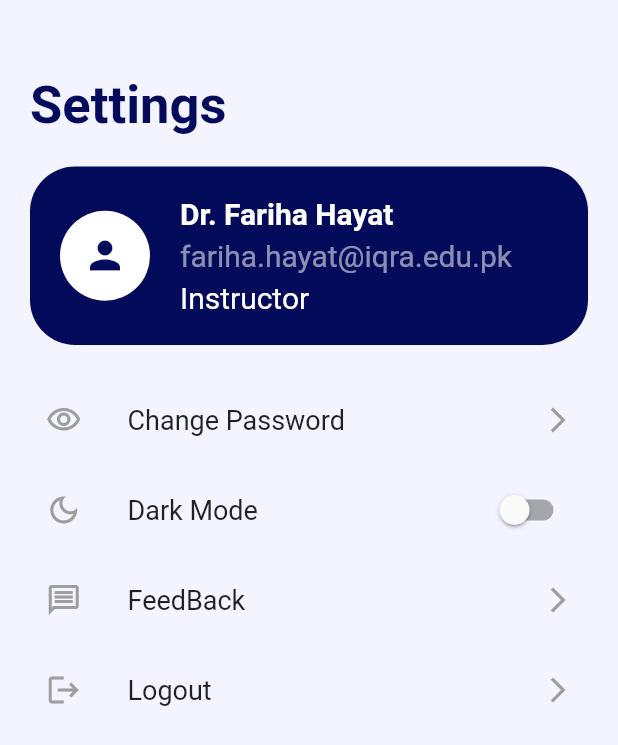
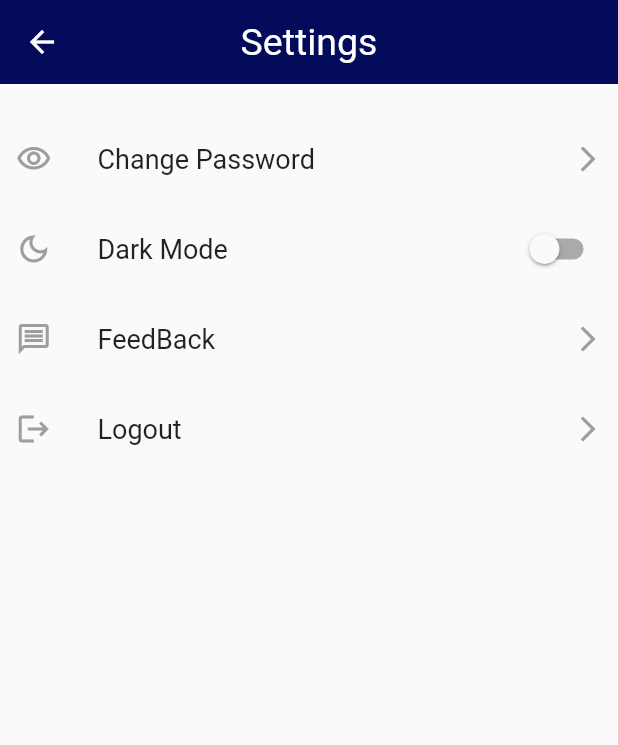
Before and after one commit to H-R-S/SOTL-APP, a Flutter app: the SettingsScreen screen opened by its route, on a phone screen of 412 x 824 dp. Shown: the top 745 px of the screen. Run offline on Flutter 3.47's test engine with Material 2 defaults, Android fonts, the phone set to English and light mode, and no system bars; our stand-ins replace fl_chart.

Commit message:
Screen UI updated | Settings Screen

```diff
--- a/lib/view/screens/settings/settings_screen.dart
+++ b/lib/view/screens/settings/settings_screen.dart
@@ -1,7 +1,7 @@
 import 'package:flutter/material.dart';
 import '../../../resources/constants/style.dart';
 import '../../../routes/routes_name.dart';
-import '../../widgets/header_tag/header_tag.dart';
+import '../../widgets/app_bar/my_app_bar.dart';
 import '../../widgets/settings_container/settings_container.dart';
 import '../../widgets/snack_bar/my_snack_bar.dart';
 import '../../widgets/user_info_container/user_info_container.dart';
@@ -14,23 +14,35 @@ class SettingsScreen extends StatelessWidget {
   @override
   Widget build(BuildContext context) {
     return Scaffold(
-        backgroundColor: light,
-        // appBar:
-        //     MyAppBar(scaffoldKey, context, backgroundColor: Colors.transparent),
+        appBar:
+            MyAppBar(scaffoldKey, context, title: "Settings"),
         body: Padding(
-            padding: const EdgeInsets.all(20).copyWith(top: 50),
+            padding: const EdgeInsets.only(top: 20),
             child:
                 Column(crossAxisAlignment: CrossAxisAlignment.start, children: [
-              const HeaderTag(title: "Settings"),
-              const SizedBox(height: 20),
-              UserInfoContainer(
-                  onTap: () {
-                    Navigator.pushNamed(context, RoutesName.profile);
-                  },
-                  name: "Dr. Fariha Hayat",
-                  email: "fariha.hayat@iqra.edu.pk",
-                  role: "Instructor"),
-              const SizedBox(height: 20),
+              // const HeaderTag(title: "Settings"),
+              // const SizedBox(height: 20),
+              // UserInfoContainer(
+              //     onTap: () {
+              //       Navigator.pushNamed(context, RoutesName.profile);
+              //     },
+              //     name: "Dr. Fariha Hayat",
+              //     email: "fariha.hayat@iqra.edu.pk",
+              //     role: "Instructor"),
+              // Container(
+              //   height: 200,
+              //   color: primary,
+              //   child: Padding(
+              //     padding: const EdgeInsets.all(20),
+              //     child: UserInfoContainer(
+              //       onTap: () {
+              //         Navigator.pushNamed(context, RoutesName.profile);
+              //       },
+              //       name: "Dr. Fariha Hayat",
+              //       email: "fariha.hayat@iqra.edu.pk",
+              //       role: "Instructor"),
+              //   ),
+              // ),
               SettingsContainer(
                   icon: Icons.visibility_outlined,
                   title: "Change Password",
```
